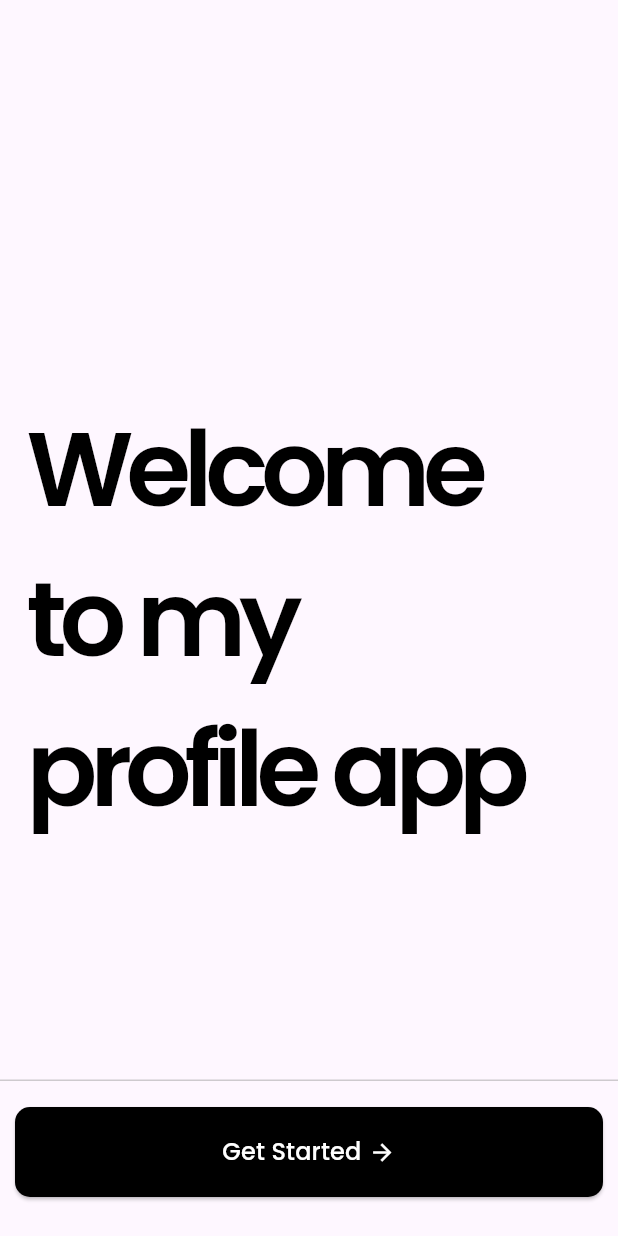
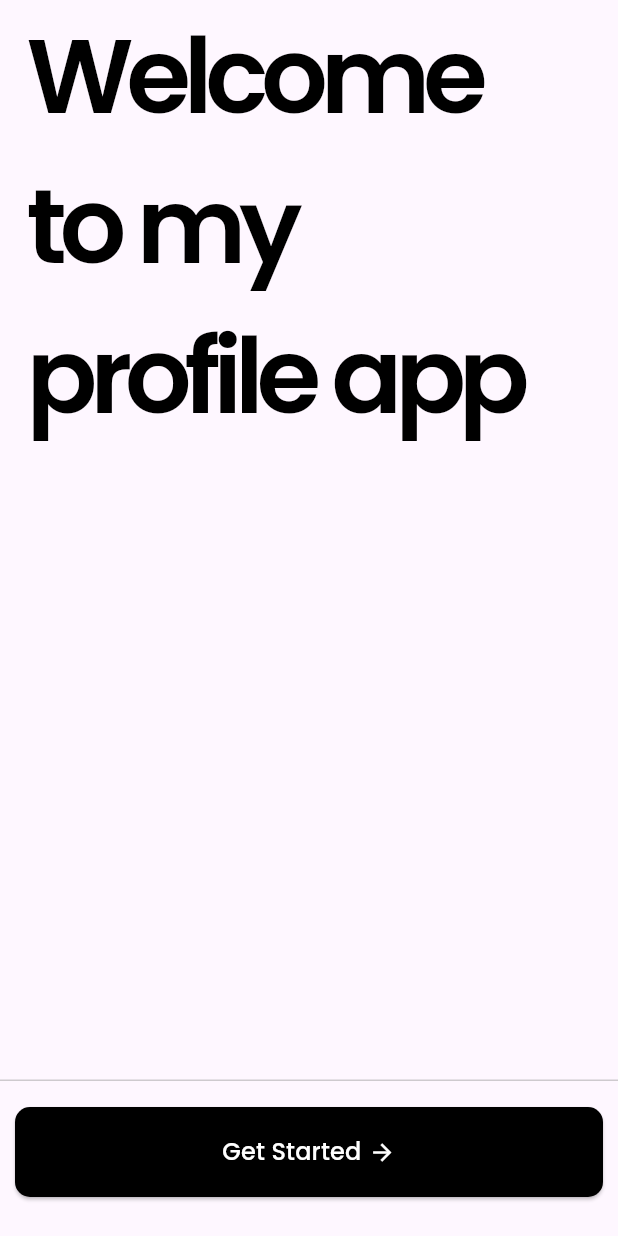
Before and after one commit to Rapphie/profile-flutter, a Flutter app: the IntroPage screen opened directly, on a phone screen of 412 x 824 dp. Run offline on Flutter 3.47's test engine with Material 3 defaults, Android fonts, the phone set to English and light mode, and no system bars; our stand-ins replace firebase_auth, firebase_core, google_fonts, google_sign_in, intl_phone_number_input; missing offline and left inert: flutter_facebook_auth; accounts and stored records are empty.

Commit message:
fixed typo

```diff
--- a/lib/pages/intro.dart
+++ b/lib/pages/intro.dart
@@ -8,9 +8,7 @@ class IntroPage extends StatelessWidget {
   Widget build(BuildContext context) {
     return Scaffold(
       body: SafeArea(
-        child: Center(
         child: Column(
-            mainAxisAlignment: MainAxisAlignment.center,
           children: [
             Padding(
               padding: const EdgeInsets.symmetric(horizontal: 20),
@@ -25,7 +23,6 @@ class IntroPage extends StatelessWidget {
               ),
             ),
           ],
-          ),
         ),
       ),
       floatingActionButtonLocation: FloatingActionButtonLocation.centerFloat,
```
Lines whose indentation alone changed are shown as unchanged.
